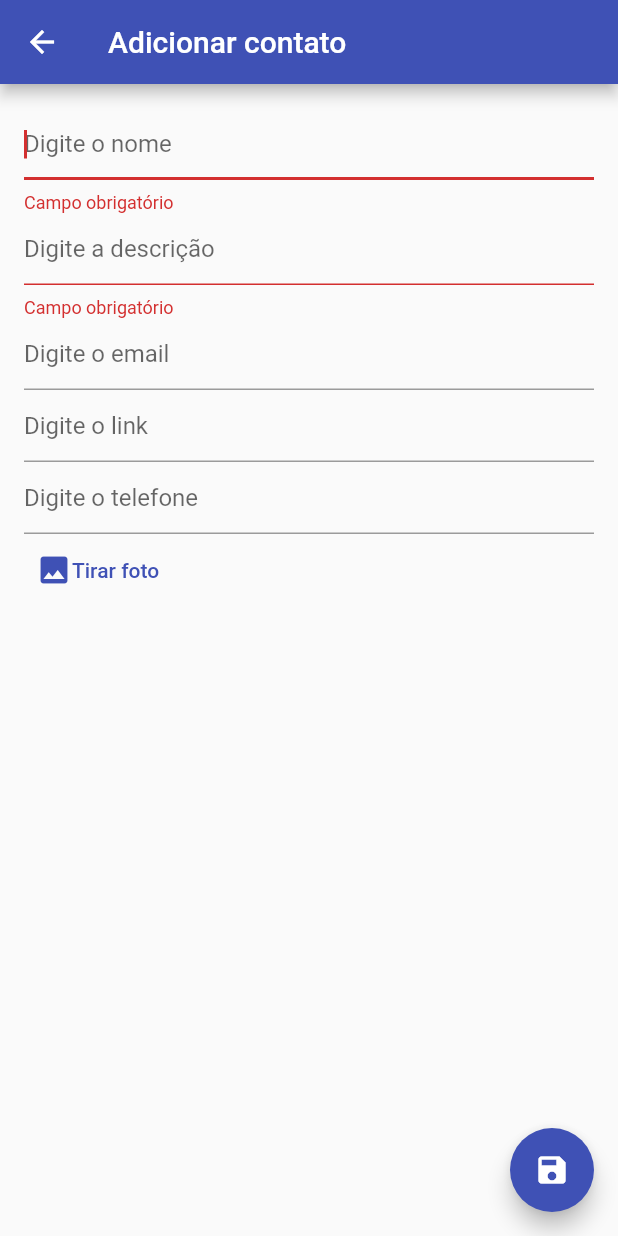
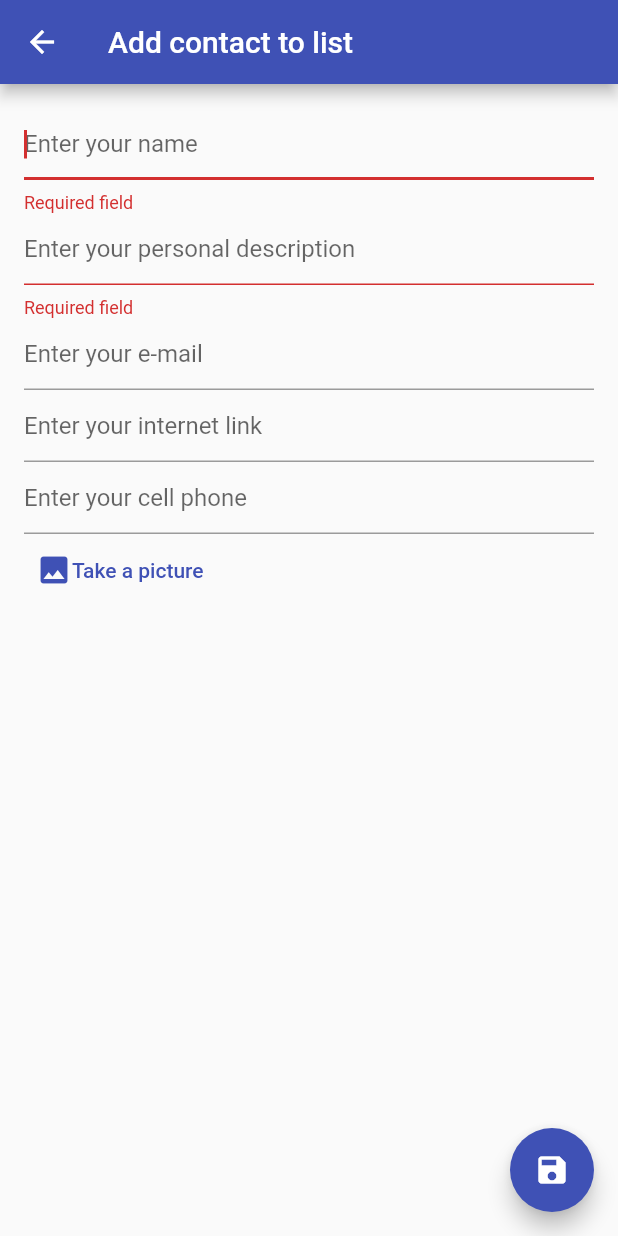
Before and after one commit to gabrielrodrigodesbesell/contactList, a Flutter app: the AddPage screen opened directly, after a tap on the "save" icon, on a phone screen of 412 x 824 dp. Run offline on Flutter 3.47's test engine with Material 2 defaults, Android fonts, the phone set to English and light mode, and no system bars; our stand-ins replace get, image_picker, sqflite; accounts and stored records are empty.

Commit message:
added comments on the class script from 16-03-2021

```diff
--- a/lib/view/add_page.dart
+++ b/lib/view/add_page.dart
@@ -10,10 +10,11 @@ class AddPage extends StatelessWidget {
   final ContactController _contactController = Get.put(ContactController());
   @override
   Widget build(BuildContext context) {
+    //limpa a variável imagem, caso o usuário tenha tirado uma foto e voltado para a lista sem salvar, ao retornar na tela de cadastro a imagem deve ser vazia
     _contactController.image.value = '';
     return Scaffold(
       resizeToAvoidBottomInset: true,
-      appBar: new AppBar(title: Text("Adicionar contato")),
+      appBar: new AppBar(title: Text("Add contact to list")),
       floatingActionButton: FloatingActionButton(
           onPressed: () {
             //acessa o controlador ContactController e executa a função
@@ -31,28 +32,29 @@ class AddPage extends StatelessWidget {
               children: <Widget>[
                 TextFormField(
                   controller: _contactController.nomeContactController,
-                  decoration: InputDecoration(hintText: "Digite o nome"),
+                  decoration: InputDecoration(hintText: "Enter your name"),
                   autofocus: true,
                   validator: (value) {
                     if (value.isEmpty) {
-                      return "Campo obrigatório";
+                      return "Required field";
                     }
                     return null;
                   },
                 ),
                 TextFormField(
                   controller: _contactController.descricaoContactController,
-                  decoration: InputDecoration(hintText: "Digite a descrição"),
+                  decoration: InputDecoration(
+                      hintText: "Enter your personal description"),
                   validator: (value) {
                     if (value.isEmpty) {
-                      return "Campo obrigatório";
+                      return "Required field";
                     }
                     return null;
                   },
                 ),
                 TextFormField(
                   controller: _contactController.emailContactController,
-                  decoration: InputDecoration(hintText: "Digite o email"),
+                  decoration: InputDecoration(hintText: "Enter your e-mail"),
                   autovalidateMode: AutovalidateMode.onUserInteraction,
                   validator: (value) {
                     if (value.isNotEmpty) {
@@ -65,9 +67,11 @@ class AddPage extends StatelessWidget {
                 ),
                 TextFormField(
                   controller: _contactController.siteContactController,
-                  decoration: InputDecoration(hintText: "Digite o link"),
+                  decoration:
+                      InputDecoration(hintText: "Enter your internet link"),
                   keyboardType: TextInputType.url,
-                  textInputAction: TextInputAction.done,
+                  //ao clicar no Enter do teclado, vai para o próximo campo
+                  textInputAction: TextInputAction.next,
                   autovalidateMode: AutovalidateMode.onUserInteraction,
                   validator: (value) {
                     if (value.isNotEmpty) {
@@ -80,8 +84,10 @@ class AddPage extends StatelessWidget {
                 ),
                 TextFormField(
                   controller: _contactController.telefoneContactController,
-                  decoration: InputDecoration(hintText: "Digite o telefone"),
+                  decoration:
+                      InputDecoration(hintText: "Enter your cell phone"),
                   keyboardType: TextInputType.phone,
+                  //ao clicar no Enter do teclado, fecha o teclado.
                   textInputAction: TextInputAction.done,
                   validator: (value) {
                     if (value.isNotEmpty) {
@@ -93,7 +99,9 @@ class AddPage extends StatelessWidget {
                   },
                 ),
                 Obx(
-                  () => _contactController.image.value != ""
+                  //cria o observável do Getx para exibir a imagem tirada na câmera na tela.(atualiza automaticamente baseado nas variáveis .obs)
+                  () => _contactController.image.value !=
+                          "" //se existir um caminho de imagem, exibe a imagem na tela
                       ? Column(
                           children: [
                             TextButton(
@@ -101,17 +109,22 @@ class AddPage extends StatelessWidget {
                               child: Row(
                                 children: [
                                   Icon(Icons.image),
-                                  Text('Alterar foto')
+                                  Text('Update a picture')
                                 ],
                               ),
                             ),
+                            //exibe a imagem na tela a partir da contrução de um arquivo baseando-se no caminho dele
                             Image.file(File(_contactController.image.value))
                           ],
                         )
                       : TextButton(
+                          //aciona a função de abertura da câmera
                           onPressed: () => _contactController.getImage(),
                           child: Row(
-                            children: [Icon(Icons.image), Text('Tirar foto')],
+                            children: [
+                              Icon(Icons.image),
+                              Text('Take a picture')
+                            ],
                           ),
                         ),
                 ),
--- a/lib/view/home_page.dart
+++ b/lib/view/home_page.dart
@@ -37,7 +37,7 @@ class HomePage extends StatelessWidget {
                         child: ListTile(
                           leading: Expanded(
                               flex: 1,
-                              child:
+                              child: //exibe a imagem, se existir
                                   _contactController.contactModel[index].foto !=
                                           null
                                       ? Image.file(File(_contactController
@@ -55,7 +55,8 @@ class HomePage extends StatelessWidget {
                               ),
                               onPressed: () => _contactController.deleteContact(
                                   _contactController.contactModel[index].id,
-                                  _contactController.contactModel[index].foto)),
+                                  _contactController.contactModel[index]
+                                      .foto)), //passando os dois parâmetros para a função de exclusão
                         ),
                       ),
                     )),
```
Also changed, not shown: lib/controller/contact_controller.dart (+24 -11 lines).
